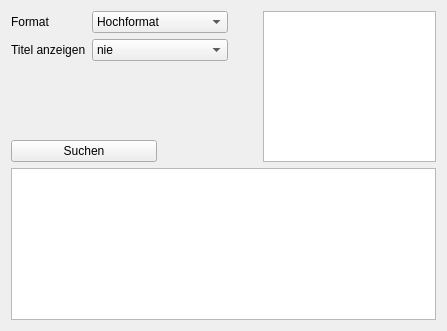
Before: the Qt Designer form mainwindow.ui in KoalaBR/spotlight, drawn with Qt 5.
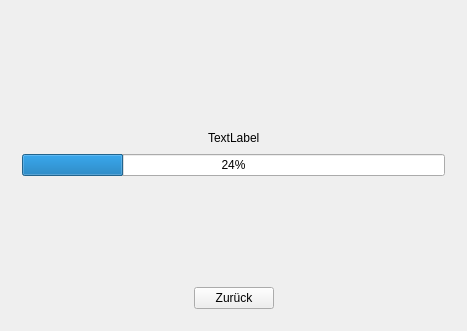
After: the same form once the commit is applied. The open tabs and pages were chosen to show the change.

The edit to the form file:
```diff
--- a/mainwindow.ui
+++ b/mainwindow.ui
@@ -15,33 +15,17 @@
   </property>
   <widget class="QWidget" name="centralWidget">
    <layout class="QGridLayout" name="gridLayout">
-    <item row="3" column="0" colspan="2">
-     <widget class="QPushButton" name="pbSearch">
-      <property name="text">
-       <string>Suchen</string>
+    <item row="0" column="0">
+     <widget class="QStackedWidget" name="stackedWidget">
+      <property name="currentIndex">
+       <number>0</number>
       </property>
-     </widget>
-    </item>
-    <item row="3" column="2" colspan="2">
-     <spacer name="horizontalSpacer_3">
-      <property name="orientation">
-       <enum>Qt::Horizontal</enum>
-      </property>
-      <property name="sizeHint" stdset="0">
-       <size>
-        <width>113</width>
-        <height>20</height>
-       </size>
-      </property>
-     </spacer>
-    </item>
-    <item row="4" column="0" colspan="5">
-     <widget class="QPlainTextEdit" name="teShowActions">
-      <property name="readOnly">
-       <bool>true</bool>
-      </property>
-     </widget>
-    </item>
+      <widget class="QWidget" name="page">
+       <layout class="QGridLayout" name="gridLayout_4">
+        <item row="0" column="0">
+         <layout class="QHBoxLayout" name="horizontalLayout_4">
+          <item>
+           <layout class="QGridLayout" name="gridLayout_2">
     <item row="0" column="0">
      <widget class="QLabel" name="label">
       <property name="text">
@@ -49,7 +33,7 @@
       </property>
      </widget>
     </item>
-    <item row="0" column="1" colspan="2">
+            <item row="0" column="1">
      <widget class="QComboBox" name="cmbOrientation">
       <item>
        <property name="text">
@@ -68,39 +52,6 @@
       </item>
      </widget>
     </item>
-    <item row="0" column="3">
-     <spacer name="horizontalSpacer">
-      <property name="orientation">
-       <enum>Qt::Horizontal</enum>
-      </property>
-      <property name="sizeHint" stdset="0">
-       <size>
-        <width>77</width>
-        <height>20</height>
-       </size>
-      </property>
-     </spacer>
-    </item>
-    <item row="0" column="4" rowspan="4">
-     <widget class="QTableWidget" name="tableWidget">
-      <property name="editTriggers">
-       <set>QAbstractItemView::NoEditTriggers</set>
-      </property>
-     </widget>
-    </item>
-    <item row="2" column="0">
-     <spacer name="verticalSpacer">
-      <property name="orientation">
-       <enum>Qt::Vertical</enum>
-      </property>
-      <property name="sizeHint" stdset="0">
-       <size>
-        <width>20</width>
-        <height>40</height>
-       </size>
-      </property>
-     </spacer>
-    </item>
     <item row="1" column="0">
      <widget class="QLabel" name="label_3">
       <property name="text">
@@ -108,7 +59,7 @@
       </property>
      </widget>
     </item>
-    <item row="1" column="1" colspan="2">
+            <item row="1" column="1">
      <widget class="QComboBox" name="cmbTitle">
       <item>
        <property name="text">
@@ -130,6 +81,215 @@
         <string>Immer</string>
        </property>
       </item>
+             </widget>
+            </item>
+            <item row="2" column="0">
+             <spacer name="verticalSpacer">
+              <property name="orientation">
+               <enum>Qt::Vertical</enum>
+              </property>
+              <property name="sizeHint" stdset="0">
+               <size>
+                <width>20</width>
+                <height>29</height>
+               </size>
+              </property>
+             </spacer>
+            </item>
+           </layout>
+          </item>
+          <item>
+           <spacer name="horizontalSpacer">
+            <property name="orientation">
+             <enum>Qt::Horizontal</enum>
+            </property>
+            <property name="sizeHint" stdset="0">
+             <size>
+              <width>77</width>
+              <height>20</height>
+             </size>
+            </property>
+           </spacer>
+          </item>
+          <item>
+           <widget class="QTableWidget" name="tbwOverview">
+            <property name="minimumSize">
+             <size>
+              <width>200</width>
+              <height>150</height>
+             </size>
+            </property>
+            <property name="editTriggers">
+             <set>QAbstractItemView::NoEditTriggers</set>
+            </property>
+            <property name="selectionMode">
+             <enum>QAbstractItemView::SingleSelection</enum>
+            </property>
+            <attribute name="horizontalHeaderVisible">
+             <bool>false</bool>
+            </attribute>
+            <attribute name="verticalHeaderVisible">
+             <bool>false</bool>
+            </attribute>
+           </widget>
+          </item>
+         </layout>
+        </item>
+        <item row="1" column="0">
+         <layout class="QHBoxLayout" name="horizontalLayout_3">
+          <item>
+           <widget class="QPushButton" name="pbSearch">
+            <property name="text">
+             <string>Suchen</string>
+            </property>
+           </widget>
+          </item>
+          <item>
+           <widget class="QPushButton" name="pbHide">
+            <property name="text">
+             <string>Bild</string>
+            </property>
+           </widget>
+          </item>
+          <item>
+           <spacer name="horizontalSpacer_3">
+            <property name="orientation">
+             <enum>Qt::Horizontal</enum>
+            </property>
+            <property name="sizeHint" stdset="0">
+             <size>
+              <width>187</width>
+              <height>20</height>
+             </size>
+            </property>
+           </spacer>
+          </item>
+         </layout>
+        </item>
+        <item row="3" column="0">
+         <widget class="QPlainTextEdit" name="teShowActions">
+          <property name="readOnly">
+           <bool>true</bool>
+          </property>
+         </widget>
+        </item>
+       </layout>
+      </widget>
+      <widget class="QWidget" name="page_2">
+       <layout class="QGridLayout" name="gridLayout_3">
+        <item row="0" column="0">
+         <layout class="QVBoxLayout" name="verticalLayout">
+          <item>
+           <spacer name="verticalSpacer_3">
+            <property name="orientation">
+             <enum>Qt::Vertical</enum>
+            </property>
+            <property name="sizeHint" stdset="0">
+             <size>
+              <width>20</width>
+              <height>99</height>
+             </size>
+            </property>
+           </spacer>
+          </item>
+          <item>
+           <layout class="QHBoxLayout" name="horizontalLayout">
+            <item>
+             <spacer name="horizontalSpacer_4">
+              <property name="orientation">
+               <enum>Qt::Horizontal</enum>
+              </property>
+              <property name="sizeHint" stdset="0">
+               <size>
+                <width>40</width>
+                <height>20</height>
+               </size>
+              </property>
+             </spacer>
+            </item>
+            <item>
+             <widget class="QLabel" name="lblText">
+              <property name="text">
+               <string>TextLabel</string>
+              </property>
+             </widget>
+            </item>
+            <item>
+             <spacer name="horizontalSpacer_2">
+              <property name="orientation">
+               <enum>Qt::Horizontal</enum>
+              </property>
+              <property name="sizeHint" stdset="0">
+               <size>
+                <width>40</width>
+                <height>20</height>
+               </size>
+              </property>
+             </spacer>
+            </item>
+           </layout>
+          </item>
+          <item>
+           <widget class="QProgressBar" name="pgbProgress">
+            <property name="value">
+             <number>24</number>
+            </property>
+           </widget>
+          </item>
+          <item>
+           <spacer name="verticalSpacer_2">
+            <property name="orientation">
+             <enum>Qt::Vertical</enum>
+            </property>
+            <property name="sizeHint" stdset="0">
+             <size>
+              <width>17</width>
+              <height>68</height>
+             </size>
+            </property>
+           </spacer>
+          </item>
+          <item>
+           <layout class="QHBoxLayout" name="horizontalLayout_2">
+            <item>
+             <spacer name="horizontalSpacer_5">
+              <property name="orientation">
+               <enum>Qt::Horizontal</enum>
+              </property>
+              <property name="sizeHint" stdset="0">
+               <size>
+                <width>40</width>
+                <height>20</height>
+               </size>
+              </property>
+             </spacer>
+            </item>
+            <item>
+             <widget class="QPushButton" name="pbBack">
+              <property name="text">
+               <string>Zurück</string>
+              </property>
+             </widget>
+            </item>
+            <item>
+             <spacer name="horizontalSpacer_6">
+              <property name="orientation">
+               <enum>Qt::Horizontal</enum>
+              </property>
+              <property name="sizeHint" stdset="0">
+               <size>
+                <width>40</width>
+                <height>20</height>
+               </size>
+              </property>
+             </spacer>
+            </item>
+           </layout>
+          </item>
+         </layout>
+        </item>
+       </layout>
+      </widget>
      </widget>
     </item>
    </layout>
```
Lines whose indentation alone changed are shown as unchanged.
